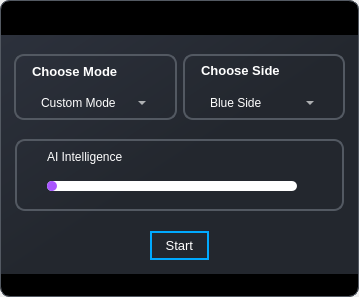
This is ui/dialogs/open_practice_draft.ui in elian-olbz/mlbb-drafting-and-simulation-tools as Qt 5 draws it before an edit. The edited form follows.
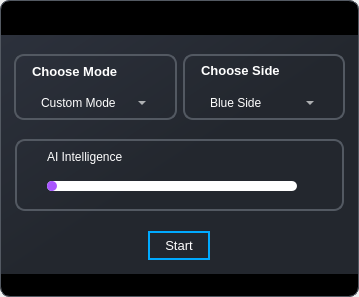
This is the edited form. Icons and pictures are not drawn.

Commit message: Added buttons hover and press effect. Main page butttons replaced. Filtered pick/ban button on PD

Diff of the .ui file:
```diff
--- a/ui/dialogs/open_practice_draft.ui
+++ b/ui/dialogs/open_practice_draft.ui
@@ -85,14 +85,7 @@
 margin:0;
 color:#fff
 }
-
-
-QPushButton{
-text-align:left;
-padding: 5px 10px;
-border-top-left-radius: 10px;
-border-bottom-left-radius: 10px;
-}</string>
+</string>
         </property>
         <layout class="QVBoxLayout" name="verticalLayout_11">
          <property name="spacing">
@@ -142,6 +135,22 @@
             </property>
             <item alignment="Qt::AlignRight">
              <widget class="QPushButton" name="exit_button">
+              <property name="styleSheet">
+               <string notr="true">QPushButton{
+text-align:center;
+padding: 5px 5px;
+border-radius: 5px;
+}
+
+QPushButton:hover {
+    background-color: #23272e;
+}
+
+QPushButton:pressed {	
+    background-color: rgb(62, 69, 82);
+    color: rgb(255, 255, 255);
+} </string>
+              </property>
               <property name="text">
                <string/>
               </property>
@@ -554,6 +563,23 @@
             </item>
             <item>
              <widget class="QFrame" name="button_frame">
+              <property name="styleSheet">
+               <string notr="true">QPushButton{
+text-align:center;
+padding: 5px 15px;
+border-radius: 0px;
+}
+
+QPushButton:hover {
+    background-color: rgb(62, 69, 82);
+}
+
+QPushButton:pressed {	
+   
+	background-color: rgb(71, 77, 96);
+    color: rgb(255, 255, 255);
+}</string>
+              </property>
               <property name="frameShape">
                <enum>QFrame::StyledPanel</enum>
               </property>
@@ -590,7 +616,7 @@
 border-color: rgb(0, 170, 255);</string>
                  </property>
                  <property name="text">
-                  <string> Start </string>
+                  <string>Start</string>
                  </property>
                 </widget>
                </item>
```
Left out of the diff: 5 changed lines with no effect on the pictures. The commit also changes 14 other files.
